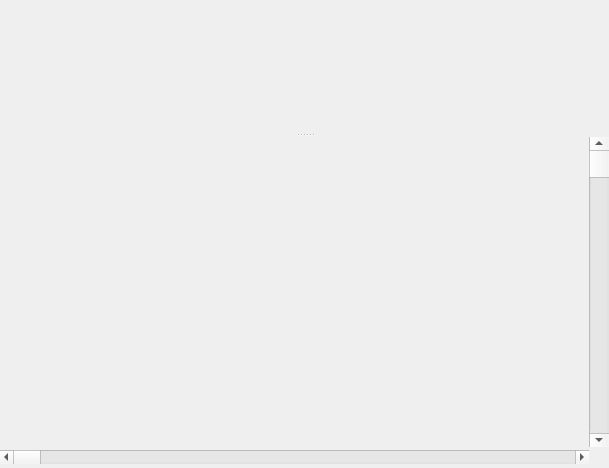
Qt form src/procont-app-conf/editor/fbd/fbd/graphics/diagramwgt.ui (AMBITECS/procont-ex) before a commit.
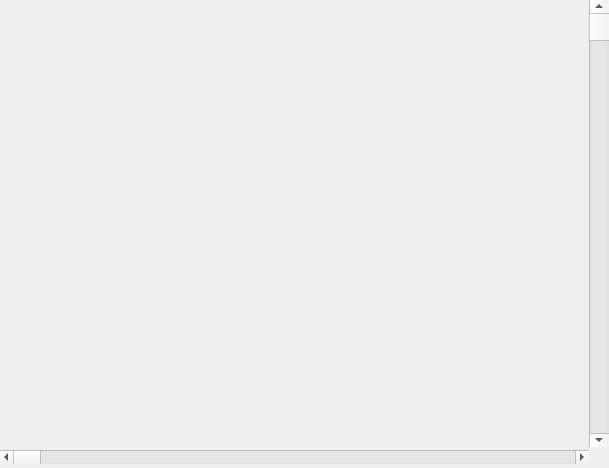
The same form after that commit.

```diff
--- a/src/procont-app-conf/editor/fbd/fbd/graphics/diagramwgt.ui
+++ b/src/procont-app-conf/editor/fbd/fbd/graphics/diagramwgt.ui
@@ -34,7 +34,6 @@
      <property name="orientation">
       <enum>Qt::Orientation::Vertical</enum>
      </property>
-     <widget class="QWidget" name="stWidget" native="true"/>
      <widget class="QWidget" name="bottomWidget" native="true">
       <layout class="QGridLayout" name="gridLayout_3">
        <property name="leftMargin">
```
